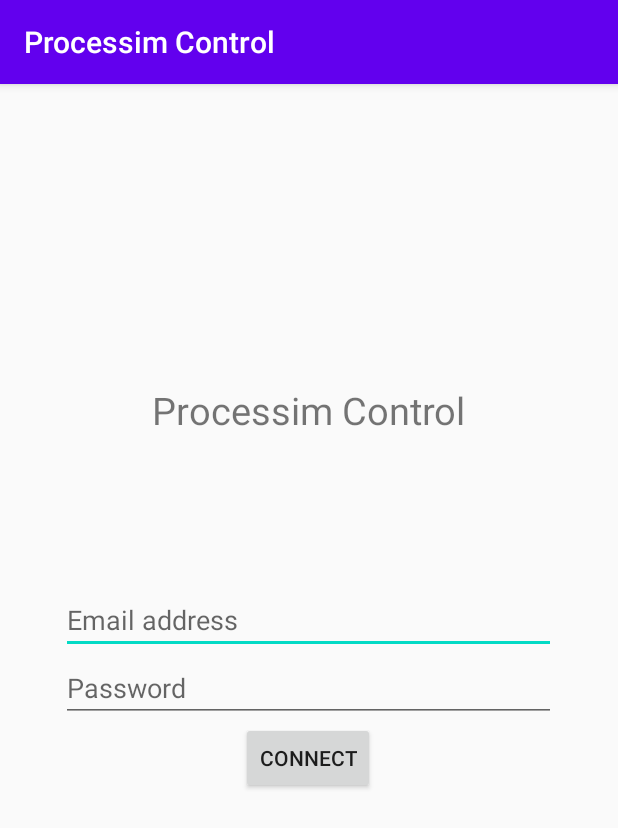
After one commit to TeaFlex/ProcessimControlApp, an Android app: the LoginActivity screen opened directly, with no data from a screen before it, on a phone screen of 412 x 824 dp. The commit adds this screen. Shown: the top 828 px of the screen. Run offline under Robolectric (Android 15) with nearby library versions, the phone set to English and light mode, and no system bars.

Commit message:
Login and register views wip

```diff
--- a/app/src/main/AndroidManifest.xml
+++ b/app/src/main/AndroidManifest.xml
@@ -9,6 +9,8 @@
         android:roundIcon="@mipmap/ic_launcher_round"
         android:supportsRtl="true"
         android:theme="@style/AppTheme">
+        <activity android:name=".RegisterActivity"></activity>
+        <activity android:name=".LoginActivity" />
         <activity android:name=".MainActivity">
             <intent-filter>
                 <action android:name="android.intent.action.MAIN" />
--- /dev/null
+++ b/app/src/main/java/be/heh/std/app/LoginActivity.java
@@ -0,0 +1,24 @@
+package be.heh.std.app;
+
+import androidx.appcompat.app.AppCompatActivity;
+
+import android.os.Bundle;
+import android.view.View;
+import android.widget.Button;
+import android.widget.EditText;
+
+public class LoginActivity extends AppCompatActivity {
+
+    @Override
+    protected void onCreate(Bundle savedInstanceState) {
+        super.onCreate(savedInstanceState);
+        setContentView(R.layout.activity_forms);
+
+        View form = findViewById(R.id.login_form);
+        EditText email = (EditText) findViewById(R.id.login_email);
+        EditText password = (EditText) findViewById(R.id.login_password);
+        Button connect = (Button) findViewById(R.id.login_connect);
+
+        form.setVisibility(View.VISIBLE);
+    }
+}
--- /dev/null
+++ b/app/src/main/java/be/heh/std/app/RegisterActivity.java
@@ -0,0 +1,14 @@
+package be.heh.std.app;
+
+import androidx.appcompat.app.AppCompatActivity;
+
+import android.os.Bundle;
+
+public class RegisterActivity extends AppCompatActivity {
+
+    @Override
+    protected void onCreate(Bundle savedInstanceState) {
+        super.onCreate(savedInstanceState);
+        setContentView(R.layout.activity_register);
+    }
+}
--- /dev/null
+++ b/app/src/main/res/layout/activity_forms.xml
@@ -0,0 +1,126 @@
+<?xml version="1.0" encoding="utf-8"?>
+<LinearLayout xmlns:android="http://schemas.android.com/apk/res/android"
+    xmlns:app="http://schemas.android.com/apk/res-auto"
+    xmlns:tools="http://schemas.android.com/tools"
+    android:layout_width="match_parent"
+    android:layout_height="match_parent"
+    tools:context=".LoginActivity"
+    tools:ignore="MissingClass"
+    android:orientation="vertical"
+    android:gravity="center_horizontal"
+    >
+
+    <TextView
+        android:layout_width="wrap_content"
+        android:layout_height="wrap_content"
+        android:text="@string/app_name"
+        android:layout_marginTop="200dp"
+        android:layout_marginBottom="100dp"
+        android:textSize="25dp"
+        />
+
+    <LinearLayout
+        android:id="@+id/login_form"
+        android:layout_width="330dp"
+        android:layout_height="wrap_content"
+        android:gravity="center"
+        android:orientation="vertical"
+        android:visibility="gone">
+
+        <TextView
+            android:id="@+id/login_error"
+            android:textColor="@color/red"
+            android:layout_width="match_parent"
+            android:layout_height="wrap_content"
+            android:visibility="gone" />
+
+        <EditText
+            android:id="@+id/login_email"
+            android:layout_width="match_parent"
+            android:layout_height="wrap_content"
+            android:hint="@string/email"
+            android:inputType="textEmailAddress"
+            tools:ignore="MissingConstraints" />
+
+        <EditText
+            android:id="@+id/login_password"
+            android:hint="@string/password"
+            android:layout_width="match_parent"
+            android:layout_height="wrap_content"
+            android:inputType="textPassword"
+            tools:ignore="MissingConstraints" />
+
+        <Button
+            android:id="@+id/login_connect"
+            style="@style/Widget.AppCompat.Button"
+            android:layout_width="wrap_content"
+            android:layout_height="wrap_content"
+            android:text="@string/connect"
+            tools:ignore="MissingConstraints" />
+    </LinearLayout>
+
+    <LinearLayout
+        android:id="@+id/register_form"
+        android:layout_width="330dp"
+        android:layout_height="wrap_content"
+        android:gravity="center"
+        android:orientation="vertical"
+        android:visibility="gone">
+
+        <TextView
+            android:id="@+id/register_error"
+            android:textColor="@color/red"
+            android:layout_width="match_parent"
+            android:layout_height="wrap_content"
+            android:visibility="gone" />
+
+        <EditText
+            android:id="@+id/register_firstname"
+            android:layout_width="match_parent"
+            android:layout_height="wrap_content"
+            android:hint="@string/firstname"
+            android:inputType="text"
+            tools:ignore="MissingConstraints" />
+
+        <EditText
+            android:id="@+id/register_lastname"
+            android:layout_width="match_parent"
+            android:layout_height="wrap_content"
+            android:hint="@string/lastname"
+            android:inputType="text"
+            tools:ignore="MissingConstraints" />
+
+        <EditText
+            android:id="@+id/register_email"
+            android:layout_width="match_parent"
+            android:layout_height="wrap_content"
+            android:hint="@string/email"
+            android:inputType="textEmailAddress"
+            tools:ignore="MissingConstraints" />
+
+        <EditText
+            android:id="@+id/register_password"
+            android:hint="@string/password"
+            android:layout_width="match_parent"
+            android:layout_height="wrap_content"
+            android:inputType="textPassword"
+            tools:ignore="MissingConstraints" />
+
+        <EditText
+            android:id="@+id/register_password2"
+            android:hint="@string/password2"
+            android:layout_width="match_parent"
+            android:layout_height="wrap_content"
+            android:inputType="textPassword"
+            tools:ignore="MissingConstraints" />
+
+        <Button
+            android:id="@+id/register_connect"
+            style="@style/Widget.AppCompat.Button"
+            android:layout_width="wrap_content"
+            android:layout_height="wrap_content"
+            android:text="@string/register"
+            tools:ignore="MissingConstraints" />
+    </LinearLayout>
+
+</LinearLayout>
--- /dev/null
+++ b/app/src/main/res/layout/activity_register.xml
@@ -0,0 +1,9 @@
+<?xml version="1.0" encoding="utf-8"?>
+<androidx.constraintlayout.widget.ConstraintLayout xmlns:android="http://schemas.android.com/apk/res/android"
+    xmlns:app="http://schemas.android.com/apk/res-auto"
+    xmlns:tools="http://schemas.android.com/tools"
+    android:layout_width="match_parent"
+    android:layout_height="match_parent"
+    tools:context=".RegisterActivity">
+
+</androidx.constraintlayout.widget.ConstraintLayout>
--- a/app/src/main/res/values/colors.xml
+++ b/app/src/main/res/values/colors.xml
@@ -3,4 +3,5 @@
     <color name="colorPrimary">#6200EE</color>
     <color name="colorPrimaryDark">#3700B3</color>
     <color name="colorAccent">#03DAC5</color>
+    <color name="red">#FF0000</color>
 </resources>
--- a/app/src/main/res/values/strings.xml
+++ b/app/src/main/res/values/strings.xml
@@ -1,3 +1,10 @@
 <resources>
-    <string name="app_name">ProcessimControlApp</string>
+    <string name="app_name">Processim Control</string>
+    <string name="firstname">First name</string>
+    <string name="lastname">Last name</string>
+    <string name="email">Email address</string>
+    <string name="password">Password</string>
+    <string name="password2">Repeat password</string>
+    <string name="connect">Connect</string>
+    <string name="register">Sign up</string>
 </resources>
```
